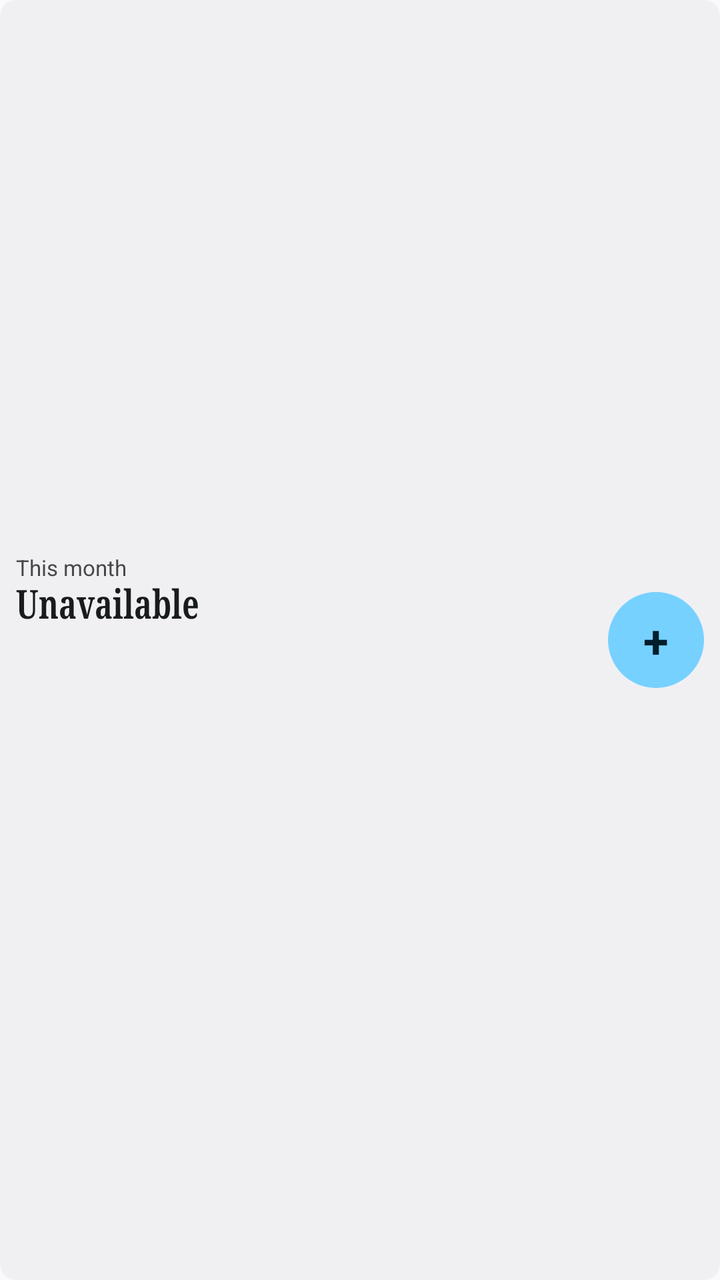
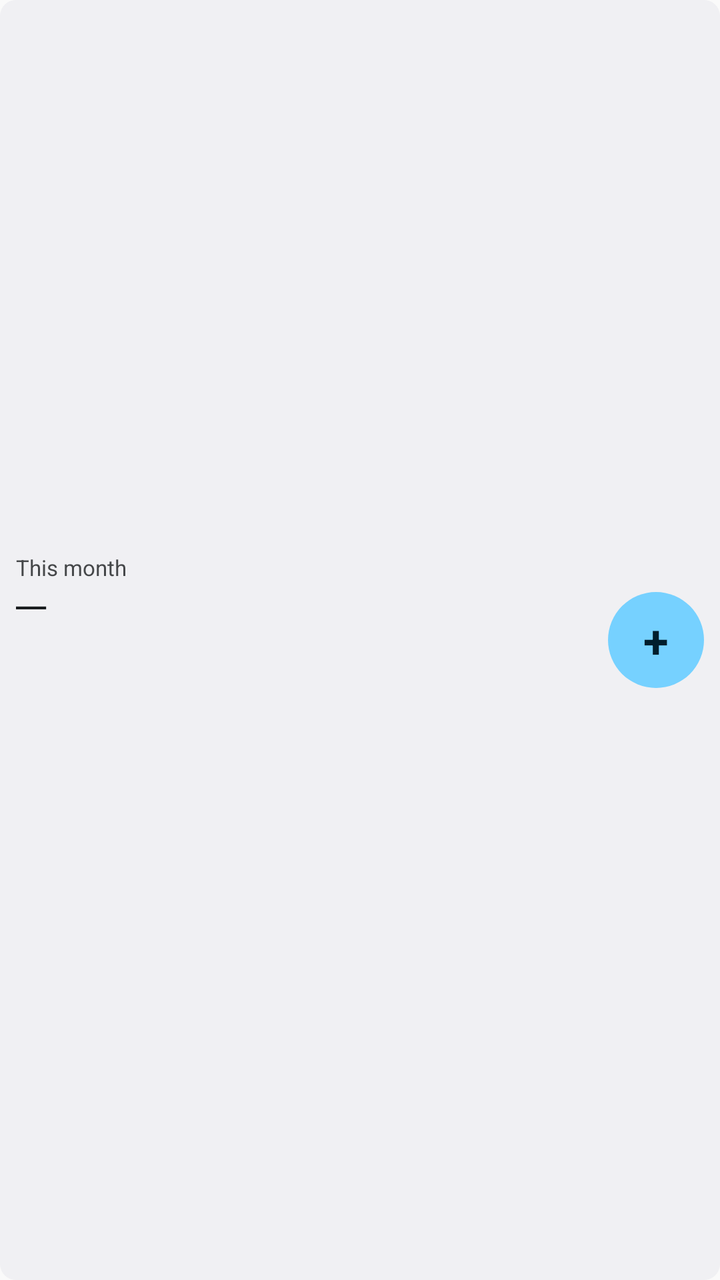

Two renders of the same Android screen: before a commit and after it. Below are the layout's source before the change and the commit's diff.
<!-- AndroidManifest.xml: application theme AppTheme -->
<!-- res/layout/widget_penny_compact.xml -->
<?xml version="1.0" encoding="utf-8"?>
<LinearLayout xmlns:android="http://schemas.android.com/apk/res/android"
    android:id="@+id/widget_root"
    android:layout_width="match_parent"
    android:layout_height="match_parent"
    android:background="@drawable/widget_penny_compact_background"
    android:gravity="center_vertical"
    android:orientation="horizontal"
    android:paddingLeft="8dp"
    android:paddingRight="8dp">

    <LinearLayout
        android:layout_width="0dp"
        android:layout_height="match_parent"
        android:layout_weight="1"
        android:orientation="vertical">

        <TextView
            android:id="@+id/widget_spent_label"
            android:layout_width="match_parent"
            android:layout_height="0dp"
            android:layout_weight="1"
            android:autoSizeMaxTextSize="11sp"
            android:autoSizeMinTextSize="8sp"
            android:autoSizeStepGranularity="1sp"
            android:autoSizeTextType="uniform"
            android:ellipsize="end"
            android:gravity="bottom"
            android:includeFontPadding="false"
            android:maxLines="1"
            android:text="@string/widget_spent_this_month"
            android:textColor="@color/widget_on_surface_inverse_muted" />

        <TextView
            android:id="@+id/widget_amount"
            android:layout_width="match_parent"
            android:layout_height="0dp"
            android:layout_weight="1.2"
            android:autoSizeMaxTextSize="20sp"
            android:autoSizeMinTextSize="7sp"
            android:autoSizeStepGranularity="1sp"
            android:autoSizeTextType="uniform"
            android:ellipsize="end"
            android:fontFamily="serif"
            android:gravity="top"
            android:includeFontPadding="false"
            android:maxLines="1"
            android:text="@string/widget_unavailable"
            android:textColor="@color/widget_on_surface_inverse"
            android:textScaleX="0.75"
            android:textStyle="bold" />
    </LinearLayout>

    <TextView
        android:id="@+id/widget_add_button"
        android:layout_width="48dp"
        android:layout_height="48dp"
        android:layout_marginLeft="4dp"
        android:background="@drawable/widget_penny_quick_add_background"
        android:contentDescription="@string/widget_quick_add_description"
        android:autoSizeMaxTextSize="23sp"
        android:autoSizeMinTextSize="14sp"
        android:autoSizeStepGranularity="1sp"
        android:autoSizeTextType="uniform"
        android:gravity="center"
        android:text="@string/widget_quick_add"
        android:textColor="@color/widget_on_quick_add"
        android:textStyle="bold" />
</LinearLayout>
<!-- resources referenced by this layout -->
<resources>
  <color name="widget_on_quick_add">#002117</color>
  <color name="widget_on_surface_inverse">#1A1C1A</color>
  <color name="widget_on_surface_inverse_muted">#454945</color>
  <!-- drawable widget_penny_compact_background (drawable) -->
  <?xml version="1.0" encoding="utf-8"?>
  <shape xmlns:android="http://schemas.android.com/apk/res/android" android:shape="rectangle">
      <solid android:color="@color/widget_surface_inverse" />
      <corners android:radius="8dp" />
  </shape>
  <!-- drawable widget_penny_quick_add_background (drawable) -->
  <?xml version="1.0" encoding="utf-8"?>
  <shape xmlns:android="http://schemas.android.com/apk/res/android" android:shape="rectangle">
      <solid android:color="@color/widget_quick_add" />
      <corners android:radius="24dp" />
  </shape>
  <string name="widget_quick_add">+</string>
  <string name="widget_quick_add_description">Add a transaction</string>
  <string name="widget_spent_this_month">This month</string>
  <string name="widget_unavailable">Unavailable</string>
  <style name="AppTheme" parent="android:style/Theme.Material.Light.NoActionBar">
          <item name="android:statusBarColor">@android:color/transparent</item>
          <item name="android:navigationBarColor">@android:color/transparent</item>
          <item name="android:windowLightStatusBar">true</item>
      </style>
  <color name="widget_surface_inverse">#F6F7F4</color>
  <color name="widget_quick_add">#B6F2D2</color>
</resources>

<!-- the commit's change to res/layout/widget_penny_compact.xml (unified diff, before → after) -->
@@ -40,12 +40,13 @@
             android:autoSizeMinTextSize="7sp"
             android:autoSizeStepGranularity="1sp"
             android:autoSizeTextType="uniform"
+            android:contentDescription="@string/widget_unavailable"
             android:ellipsize="end"
             android:fontFamily="serif"
             android:gravity="top"
             android:includeFontPadding="false"
             android:maxLines="1"
-            android:text="@string/widget_unavailable"
+            android:text="@string/widget_unavailable_compact"
             android:textColor="@color/widget_on_surface_inverse"
             android:textScaleX="0.75"
             android:textStyle="bold" />
<!-- resource entries referenced after the edit -->
@@ -19,6 +19,7 @@
   <string name="widget_quick_add_description">Add a transaction</string>
   <string name="widget_spent_this_month">This month</string>
   <string name="widget_unavailable">Unavailable</string>
+  <string name="widget_unavailable_compact">—</string>
   <style name="AppTheme" parent="android:style/Theme.Material.Light.NoActionBar">
           <item name="android:statusBarColor">@android:color/transparent</item>
           <item name="android:navigationBarColor">@android:color/transparent</item>
